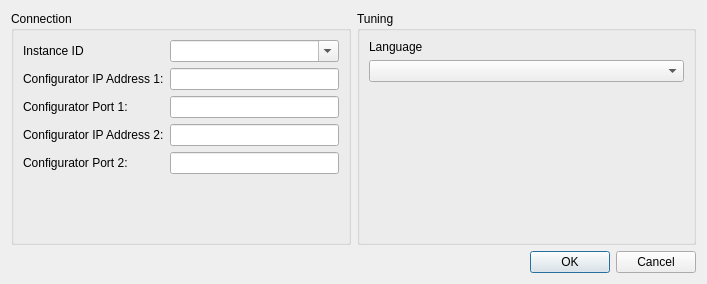
Qt form TuningClient/DialogSettings.ui (whiteman-kr/u7set) before a commit.
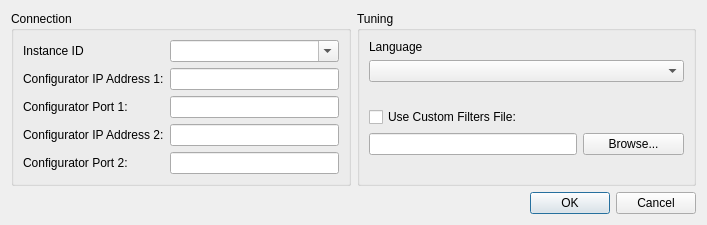
The same form after that commit.

Commit message: RPCT-2591, TuningClient: User can select custom path to filters file, small filters processing improvements

The edit to the form file:
```diff
--- a/TuningClient/DialogSettings.ui
+++ b/TuningClient/DialogSettings.ui
@@ -7,15 +7,15 @@
     <x>0</x>
     <y>0</y>
     <width>707</width>
-    <height>284</height>
+    <height>222</height>
    </rect>
   </property>
   <property name="windowTitle">
    <string>Settings</string>
   </property>
-  <layout class="QGridLayout" name="gridLayout_6">
+  <layout class="QGridLayout" name="gridLayout_4">
    <item row="0" column="0">
-    <layout class="QGridLayout" name="gridLayout_5">
+    <layout class="QGridLayout" name="gridLayout_3">
      <item row="0" column="0">
       <widget class="QGroupBox" name="groupBox">
        <property name="title">
@@ -23,27 +23,19 @@
        </property>
        <layout class="QGridLayout" name="gridLayout_2">
         <item row="0" column="0">
-         <layout class="QGridLayout" name="gridLayout">
-          <item row="4" column="1">
-           <widget class="QLineEdit" name="m_port2"/>
-          </item>
-          <item row="0" column="0">
            <widget class="QLabel" name="label">
             <property name="text">
              <string>Instance ID</string>
             </property>
            </widget>
           </item>
-          <item row="3" column="0">
-           <widget class="QLabel" name="label_4">
-            <property name="text">
-             <string>Configurator IP Address 2:</string>
+        <item row="0" column="1">
+         <widget class="QComboBox" name="m_instanceCombo">
+          <property name="editable">
+           <bool>true</bool>
             </property>
            </widget>
           </item>
-          <item row="1" column="1">
-           <widget class="QLineEdit" name="m_IP1"/>
-          </item>
           <item row="1" column="0">
            <widget class="QLabel" name="label_2">
             <property name="text">
@@ -51,11 +43,8 @@
             </property>
            </widget>
           </item>
-          <item row="3" column="1">
-           <widget class="QLineEdit" name="m_IP2"/>
-          </item>
-          <item row="2" column="1">
-           <widget class="QLineEdit" name="m_port1"/>
+        <item row="1" column="1">
+         <widget class="QLineEdit" name="m_IP1"/>
           </item>
           <item row="2" column="0">
            <widget class="QLabel" name="label_3">
@@ -64,6 +53,19 @@
             </property>
            </widget>
           </item>
+        <item row="2" column="1">
+         <widget class="QLineEdit" name="m_port1"/>
+        </item>
+        <item row="3" column="0">
+         <widget class="QLabel" name="label_4">
+          <property name="text">
+           <string>Configurator IP Address 2:</string>
+          </property>
+         </widget>
+        </item>
+        <item row="3" column="1">
+         <widget class="QLineEdit" name="m_IP2"/>
+        </item>
           <item row="4" column="0">
            <widget class="QLabel" name="label_5">
             <property name="text">
@@ -71,6 +73,9 @@
             </property>
            </widget>
           </item>
+        <item row="4" column="1">
+         <widget class="QLineEdit" name="m_port2"/>
+        </item>
           <item row="5" column="1">
            <spacer name="verticalSpacer_2">
             <property name="orientation">
@@ -79,19 +84,10 @@
             <property name="sizeHint" stdset="0">
              <size>
               <width>20</width>
-              <height>40</height>
+            <height>7</height>
              </size>
             </property>
            </spacer>
-          </item>
-          <item row="0" column="1">
-           <widget class="QComboBox" name="m_instanceCombo">
-            <property name="editable">
-             <bool>true</bool>
-            </property>
-           </widget>
-          </item>
-         </layout>
         </item>
        </layout>
       </widget>
@@ -101,33 +97,59 @@
        <property name="title">
         <string>Tuning</string>
        </property>
-       <layout class="QGridLayout" name="gridLayout_4">
+       <layout class="QGridLayout" name="gridLayout">
         <item row="0" column="0">
-         <layout class="QGridLayout" name="gridLayout_3">
-          <item row="1" column="0">
            <widget class="QLabel" name="label_6">
             <property name="text">
              <string>Language</string>
             </property>
            </widget>
           </item>
-          <item row="3" column="0">
-           <spacer name="verticalSpacer">
-            <property name="orientation">
-             <enum>Qt::Vertical</enum>
-            </property>
-            <property name="sizeHint" stdset="0">
-             <size>
-              <width>20</width>
-              <height>40</height>
-             </size>
-            </property>
-           </spacer>
-          </item>
-          <item row="2" column="0">
+        <item row="5" column="0" colspan="2">
+         <widget class="QLineEdit" name="m_customFiltersEdit"/>
+        </item>
+        <item row="5" column="2">
+         <widget class="QPushButton" name="m_filtersBrowse">
+          <property name="text">
+           <string>Browse...</string>
+          </property>
+         </widget>
+        </item>
+        <item row="1" column="0" colspan="3">
            <widget class="QComboBox" name="m_languageCombo"/>
           </item>
-         </layout>
+        <item row="3" column="0">
+         <spacer name="verticalSpacer_3">
+          <property name="orientation">
+           <enum>Qt::Vertical</enum>
+          </property>
+          <property name="sizeHint" stdset="0">
+           <size>
+            <width>20</width>
+            <height>40</height>
+           </size>
+          </property>
+         </spacer>
+        </item>
+        <item row="6" column="2">
+         <spacer name="verticalSpacer_4">
+          <property name="orientation">
+           <enum>Qt::Vertical</enum>
+          </property>
+          <property name="sizeHint" stdset="0">
+           <size>
+            <width>20</width>
+            <height>40</height>
+           </size>
+          </property>
+         </spacer>
+        </item>
+        <item row="4" column="0" colspan="3">
+         <widget class="QCheckBox" name="m_useCustomFilters">
+          <property name="text">
+           <string>Use Custom Filters File:</string>
+          </property>
+         </widget>
         </item>
        </layout>
       </widget>
@@ -139,7 +161,7 @@
        </property>
        <property name="sizeHint" stdset="0">
         <size>
-         <width>40</width>
+         <width>339</width>
          <height>20</height>
         </size>
        </property>
```
Left out of the diff: 15 changed lines with no effect on the pictures. Lines whose indentation alone changed are shown as unchanged. The commit also changes 7 other files.
